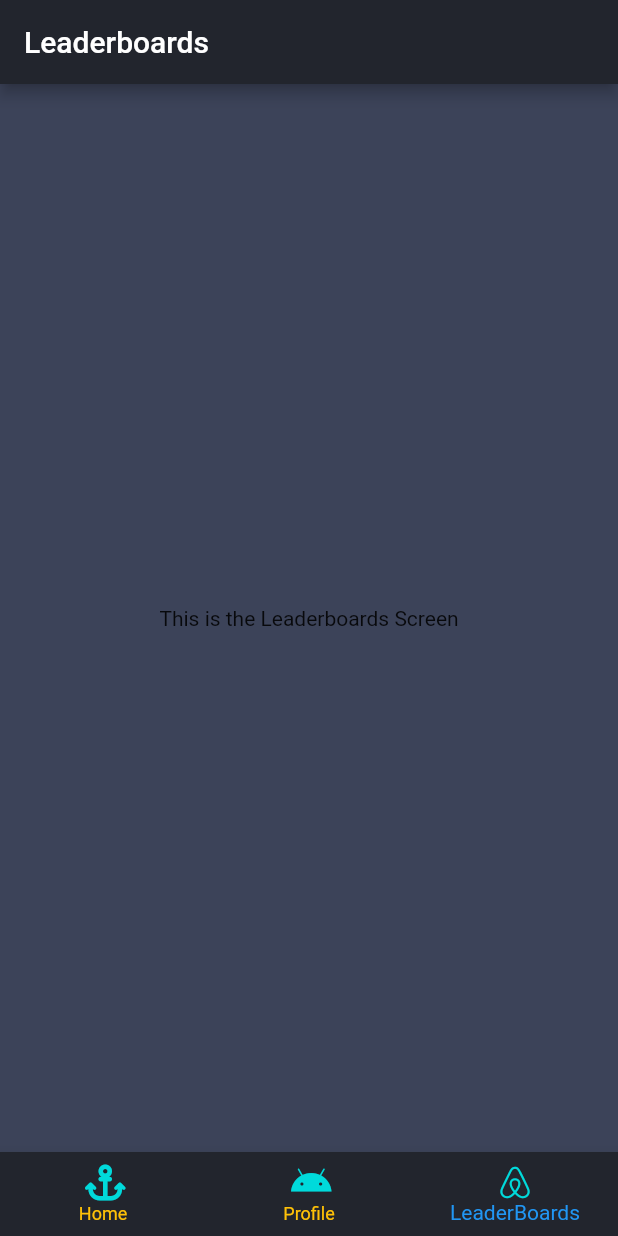
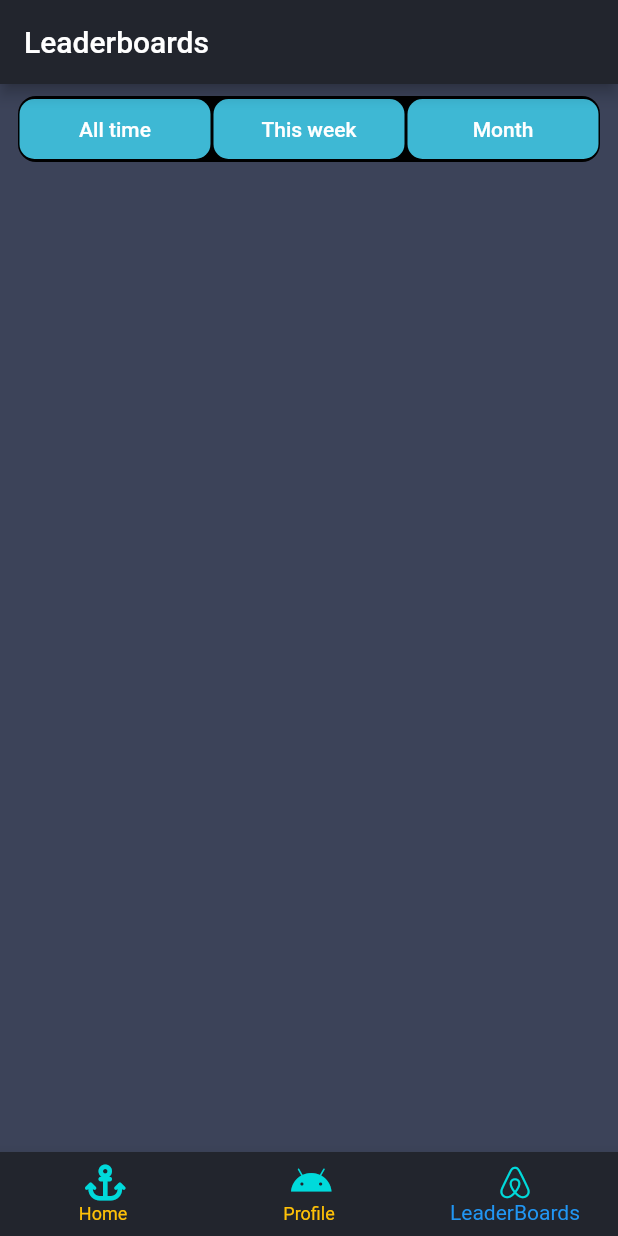
Before and after one commit to soulandbone/trivia_app, a Flutter app: the screen it shows after launch, item 3 of the bottom bar chosen, on a phone screen of 412 x 824 dp. Run offline on Flutter 3.47's test engine with Material 2 defaults, Android fonts, the phone set to English and light mode, and no system bars; our stand-ins replace flutter_riverpod, font_awesome_flutter, gap.

Commit message:
new widget and improvement in Leaderboards screen

```diff
--- a/lib/screens/leaderboards_screen.dart
+++ b/lib/screens/leaderboards_screen.dart
@@ -1,7 +1,6 @@
 import 'package:flutter/material.dart';
-import 'package:flutter/src/widgets/framework.dart';
-import 'package:flutter/src/widgets/placeholder.dart';
-import 'package:trivia_app/utils/app_styles.dart';
+
+import '../widgets/composed_widgets/switch_three.dart';
 
 class LeaderBoardsScreen extends StatelessWidget {
   const LeaderBoardsScreen({super.key});
@@ -9,10 +8,7 @@ class LeaderBoardsScreen extends StatelessWidget {
   @override
   Widget build(BuildContext context) {
     return Scaffold(
-      appBar: AppBar(title: const Text('Leaderboards')),
-      body: const Center(
-        child: Text('This is the Leaderboards Screen'),
-      ),
-    );
+        appBar: AppBar(title: const Text('Leaderboards')),
+        body: const SwitchThree());
   }
 }
--- a/lib/utils/app_styles.dart
+++ b/lib/utils/app_styles.dart
@@ -6,6 +6,7 @@ class AppStyles {
       0xff22252d); //the one I was using on Calculator, just to use in the Theme to see how it changes
   static const Color cardBgColor = Color.fromRGBO(79, 84, 100, 1);
   static const Color turquoise = Color.fromRGBO(0, 218, 219, 1);
+  static const Color lightBlue = Color.fromRGBO(62, 184, 212, 1);
 
   static const TextStyle title =
       TextStyle(fontWeight: FontWeight.bold, fontSize: 24, color: Colors.white);
--- /dev/null
+++ b/lib/widgets/composed_widgets/switch_three.dart
@@ -0,0 +1,25 @@
+import 'package:flutter/material.dart';
+import 'package:trivia_app/widgets/custom_button.dart';
+
+class SwitchThree extends StatefulWidget {
+  const SwitchThree({super.key});
+
+  @override
+  State<SwitchThree> createState() => _SwitchThreeState();
+}
+
+class _SwitchThreeState extends State<SwitchThree> {
+  @override
+  Widget build(BuildContext context) {
+    return Container(
+      margin: const EdgeInsets.symmetric(vertical: 8, horizontal: 12),
+      decoration: BoxDecoration(
+          color: Colors.black, borderRadius: BorderRadius.circular(12)),
+      child: Row(mainAxisAlignment: MainAxisAlignment.spaceAround, children: [
+        CustomButton(text: 'All time'),
+        CustomButton(text: 'This week'),
+        CustomButton(text: 'Month')
+      ]),
+    );
+  }
+}
--- /dev/null
+++ b/lib/widgets/custom_button.dart
@@ -0,0 +1,33 @@
+import 'package:flutter/material.dart';
+import 'package:trivia_app/utils/app_styles.dart';
+
+class CustomButton extends StatefulWidget {
+  final String text;
+  CustomButton({required this.text, super.key});
+
+  @override
+  State<CustomButton> createState() => _CustomButtonState();
+}
+
+class _CustomButtonState extends State<CustomButton> {
+  @override
+  Widget build(BuildContext context) {
+    return Expanded(
+      child: Container(
+        width: 100,
+        height: 40,
+        margin: const EdgeInsets.symmetric(vertical: 2, horizontal: 1),
+        decoration: BoxDecoration(
+            color: AppStyles.lightBlue,
+            borderRadius: BorderRadius.circular(10)),
+        child: TextButton(
+          onPressed: null,
+          child: Text(
+            widget.text,
+            style: TextStyle(color: Colors.white),
+          ),
+        ),
+      ),
+    );
+  }
+}
```
